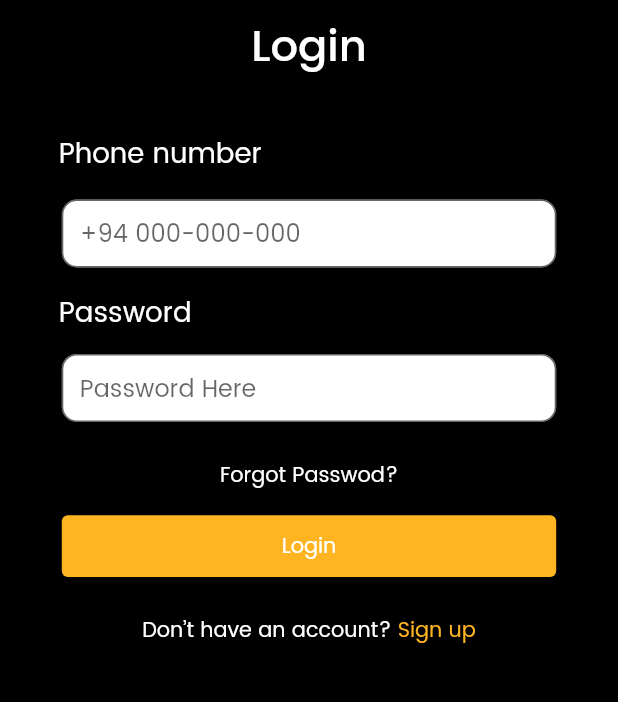
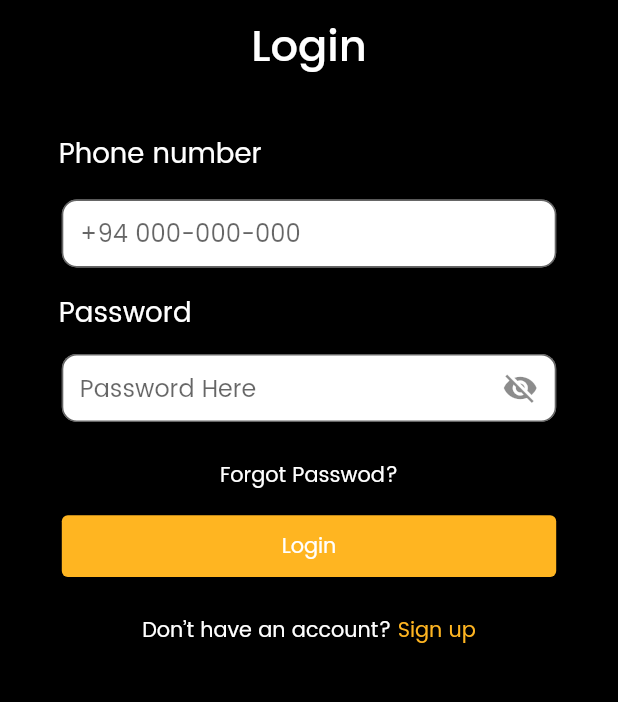
Before and after one commit to Dilshan97/Flutter-Dominos-Pizza-Clone-App, a Flutter app: the screen it shows after launch, on a phone screen of 412 x 824 dp, the part 465-1167 px from its top. Run offline on Flutter 3.47's test engine with Material 2 defaults, Android fonts, the phone set to English and light mode, and no system bars; our stand-ins replace firebase_core; accounts and stored records are empty.

Commit message:
password visibiliy icon added

```diff
--- a/lib/views/auth/login.dart
+++ b/lib/views/auth/login.dart
@@ -9,6 +9,7 @@ class Login extends StatefulWidget {
 }
 
 class _LoginState extends State<Login> {
+  bool _obscureText = true;
   final _emailController = TextEditingController();
   final _passwordController = TextEditingController();
 
@@ -85,6 +86,12 @@ class _LoginState extends State<Login> {
                   border: OutlineInputBorder(
                     borderRadius: BorderRadius.circular(10),
                   ),
+                  focusedBorder: const OutlineInputBorder(
+                    borderSide: BorderSide(
+                      color: Color.fromARGB(255, 255, 181, 33),
+                      width: 2.0,
+                    ),
+                  ),
                   hintStyle: const TextStyle(
                     fontFamily: 'Poppins-Regular',
                   ),
@@ -117,6 +124,7 @@ class _LoginState extends State<Login> {
               height: size.height * 0.055,
               width: size.width * 0.80,
               child: TextField(
+                obscureText: _obscureText,
                 textAlignVertical: TextAlignVertical.bottom,
                 textAlign: TextAlign.start,
                 controller: _passwordController,
@@ -133,6 +141,22 @@ class _LoginState extends State<Login> {
                   ),
                   border: OutlineInputBorder(
                     borderRadius: BorderRadius.circular(10),
+                  ),
+                  focusedBorder: const OutlineInputBorder(
+                    borderSide: BorderSide(
+                      color: Color.fromARGB(255, 255, 181, 33),
+                      width: 2.0,
+                    ),
+                  ),
+                  suffixIcon: GestureDetector(
+                    onTap: () {
+                      setState(() {
+                        _obscureText = !_obscureText;
+                      });
+                    },
+                    child: Icon(
+                      _obscureText ? Icons.visibility_off : Icons.visibility,
+                    ),
                   ),
                 ),
               ),
```
